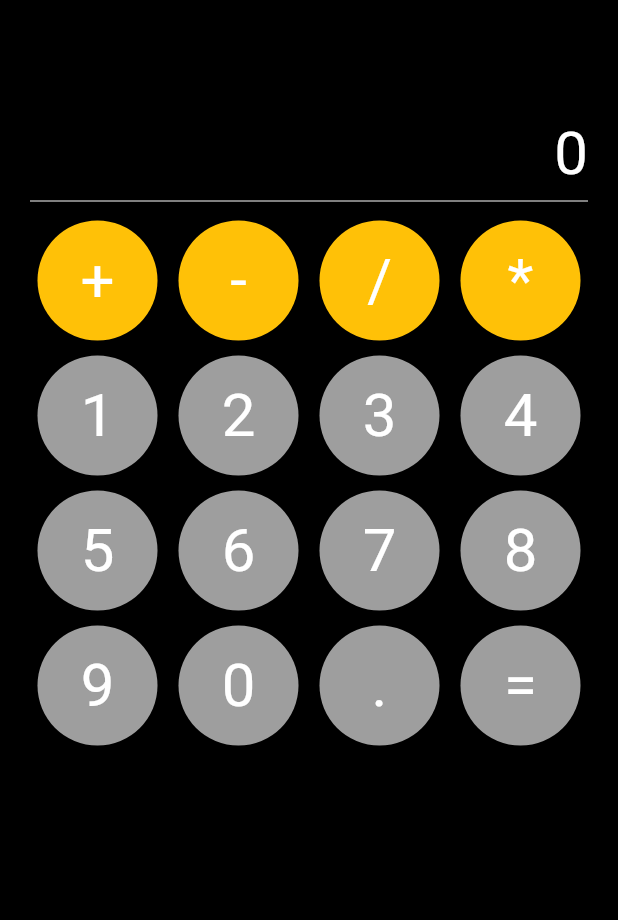
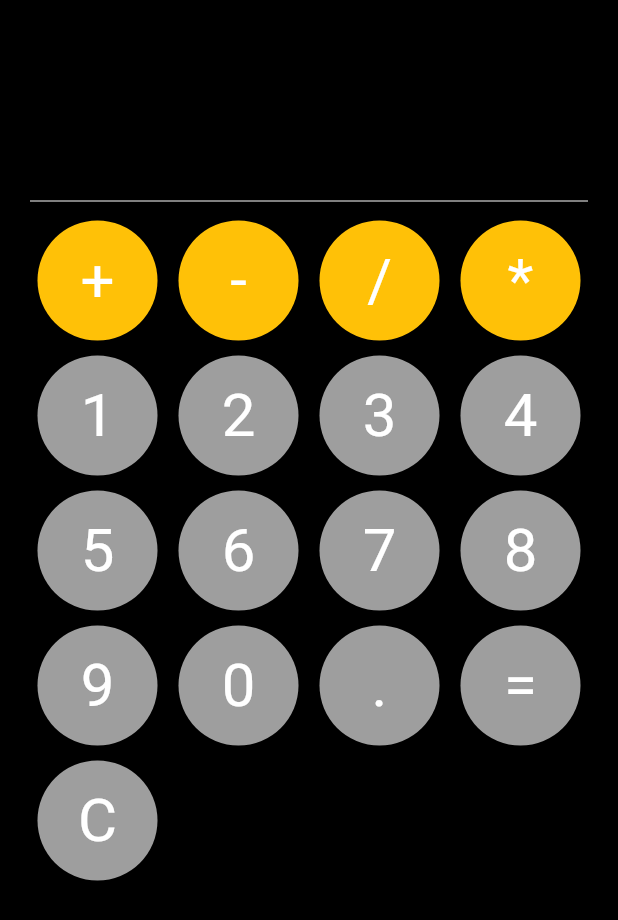
Before and after one commit to USSRFantom/Calculator, a Flutter app: the screen it shows after launch, on a phone screen of 412 x 824 dp. Shown: the top 920 px of the screen. Run offline on Flutter 3.47's test engine with Material 2 defaults, Android fonts, the phone set to English and light mode, and no system bars.

Commit message:
добавил сброс

```diff
--- a/lib/main.dart
+++ b/lib/main.dart
@@ -1,3 +1,4 @@
+import 'package:calculator/lexeme.dart';
 import 'package:flutter/material.dart';
 
 void main() {
@@ -28,6 +29,7 @@ class MyHomePage extends StatefulWidget {
 
 class _MyHomePageState extends State<MyHomePage> {
   String receivedText = "";
+  String text = '';
   Map<String, double?> usersVariables = {};
   List<String> simbol = [
     '+',
@@ -45,8 +47,10 @@ class _MyHomePageState extends State<MyHomePage> {
     '9',
     '0',
     '.',
-    '='
+    '=',
+    'C',
   ];
+  ExpressionInterpreter interpreter = ExpressionInterpreter('');
 
   @override
   Widget build(BuildContext context) {
@@ -58,18 +62,18 @@ class _MyHomePageState extends State<MyHomePage> {
         child: Column(
           mainAxisAlignment: MainAxisAlignment.end,
           children: [
-            const Align(
+            Align(
               alignment: Alignment.centerRight,
               child: Text(
-                '',
-                style: TextStyle(color: Colors.grey, fontSize: 25),
+                text,
+                style: const TextStyle(color: Colors.grey, fontSize: 25),
               ),
             ),
-            const Align(
+            Align(
               alignment: Alignment.centerRight,
               child: Text(
-                '0',
-                style: TextStyle(color: Colors.white, fontSize: 40),
+                receivedText,
+                style: const TextStyle(color: Colors.white, fontSize: 40),
               ),
             ),
             const Divider(
@@ -92,10 +96,39 @@ class _MyHomePageState extends State<MyHomePage> {
                           shape: BoxShape.circle,
                         ),
                         child: Center(
-                          child: Text(
-                            simbol[index].toString(),
-                            style: const TextStyle(
-                                color: Colors.white, fontSize: 40),
+                          child: InkWell(
+                            onTap: () {
+                              if (simbol[index].toString() == 'C') {
+                                receivedText = "";
+                                text = '';
+                                interpreter = ExpressionInterpreter(text);
+                                var result =
+                                    interpreter.analyzeInput(usersVariables);
+
+                                setState(() {
+                                  receivedText = result.toString();
+                                });
+                              } else {
+                                if (simbol[index].toString() != '=') {
+                                  setState(() {
+                                    text = text + simbol[index].toString();
+                                  });
+                                } else {
+                                  interpreter = ExpressionInterpreter(text);
+                                  var result =
+                                      interpreter.analyzeInput(usersVariables);
+
+                                  setState(() {
+                                    receivedText = result.toString();
+                                  });
+                                }
+                              }
+                            },
+                            child: Text(
+                              simbol[index].toString(),
+                              style: const TextStyle(
+                                  color: Colors.white, fontSize: 40),
+                            ),
                           ),
                         ),
                       ),
@@ -113,7 +146,6 @@ class _MyHomePageState extends State<MyHomePage> {
       //     Padding(
       //       padding: const EdgeInsets.only(left: 20, right: 20, top: 10),
       //       child: TextField(
-      //         textDirection: ,
       //           onSubmitted: (text) {
       //             ExpressionInterpreter interpreter =
       //                 ExpressionInterpreter(text);
```
